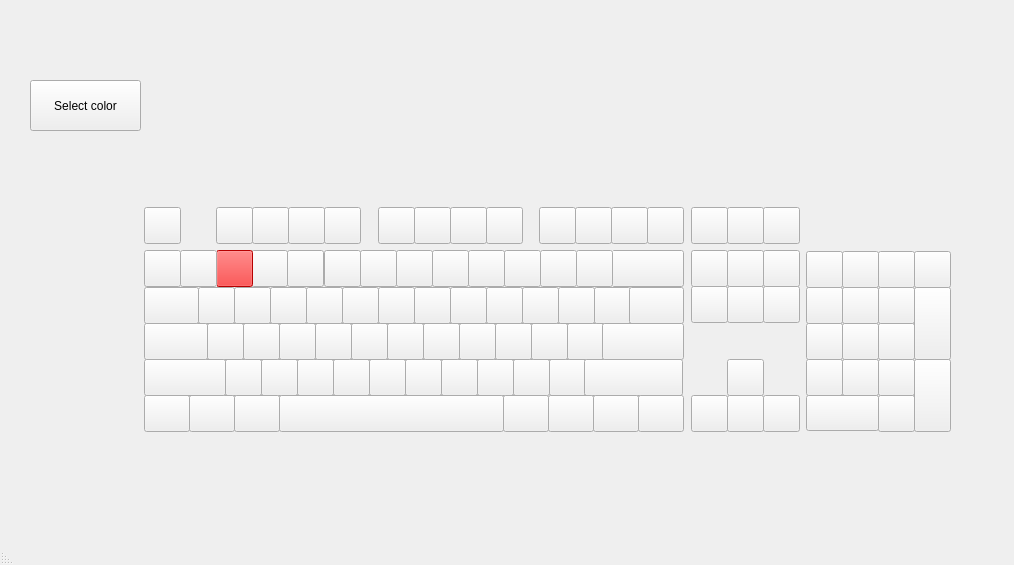
Venom668/sgk3rgb, file gui/app.ui: the form before one commit.
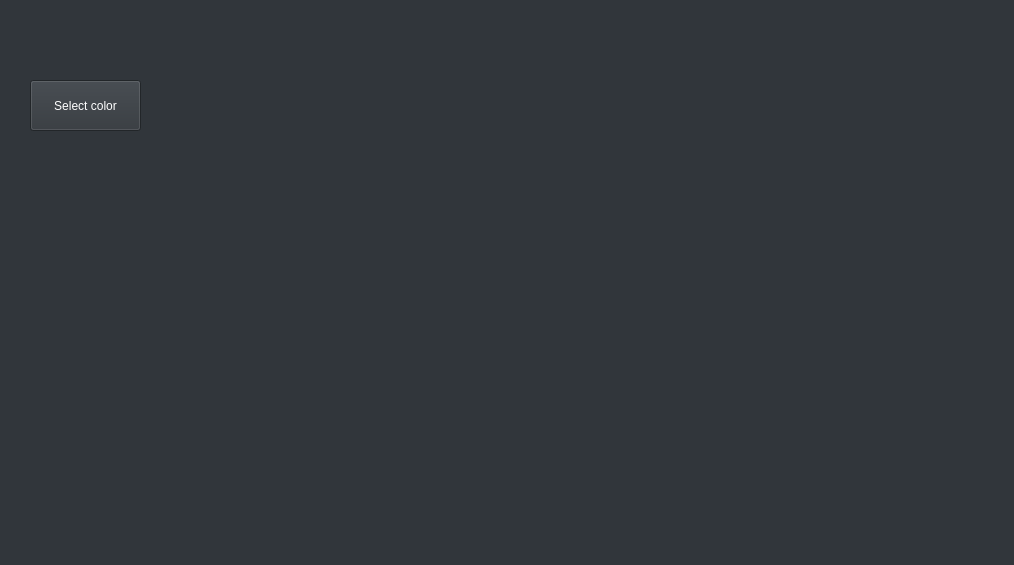
The form after the commit. Icons and pictures are not drawn.

Commit message: Packaging, connecting buttons and small changes.

Diff of the .ui file:
```diff
--- a/gui/app.ui
+++ b/gui/app.ui
@@ -19,6 +19,12 @@
   <property name="layoutDirection">
    <enum>Qt::RightToLeft</enum>
   </property>
+  <property name="autoFillBackground">
+   <bool>true</bool>
+  </property>
+  <property name="styleSheet">
+   <string notr="true">background-color: rgb(49, 54, 59);</string>
+  </property>
   <widget class="QWidget" name="centralwidget">
    <widget class="QLabel" name="label">
     <property name="geometry">
@@ -61,7 +67,7 @@
      <enum>Qt::NoContextMenu</enum>
     </property>
     <property name="autoFillBackground">
-     <bool>true</bool>
+     <bool>false</bool>
     </property>
     <property name="styleSheet">
      <string notr="true"/>
@@ -697,7 +703,7 @@
      <enum>Qt::NoContextMenu</enum>
     </property>
     <property name="autoFillBackground">
-     <bool>true</bool>
+     <bool>false</bool>
     </property>
     <property name="styleSheet">
      <string notr="true"/>
@@ -768,7 +774,7 @@
      <enum>Qt::NoContextMenu</enum>
     </property>
     <property name="autoFillBackground">
-     <bool>true</bool>
+     <bool>false</bool>
     </property>
     <property name="styleSheet">
      <string notr="true"/>
@@ -839,7 +845,7 @@
      <enum>Qt::NoContextMenu</enum>
     </property>
     <property name="autoFillBackground">
-     <bool>true</bool>
+     <bool>false</bool>
     </property>
     <property name="styleSheet">
      <string notr="true"/>
@@ -947,7 +953,7 @@
      <enum>Qt::NoContextMenu</enum>
     </property>
     <property name="autoFillBackground">
-     <bool>true</bool>
+     <bool>false</bool>
     </property>
     <property name="styleSheet">
      <string notr="true"/>
@@ -1157,7 +1163,7 @@
      <enum>Qt::NoContextMenu</enum>
     </property>
     <property name="autoFillBackground">
-     <bool>true</bool>
+     <bool>false</bool>
     </property>
     <property name="styleSheet">
      <string notr="true"/>
@@ -7334,7 +7340,8 @@
      <bool>false</bool>
     </property>
     <property name="styleSheet">
-     <string notr="true"/>
+     <string notr="true">background-color: rgb(48, 53, 58);
+color: rgb(255, 255, 255);</string>
     </property>
     <property name="text">
      <string>Select color</string>
```
Left out of the diff: 24 changed lines with no effect on the pictures. The commit also changes 7 other files.
